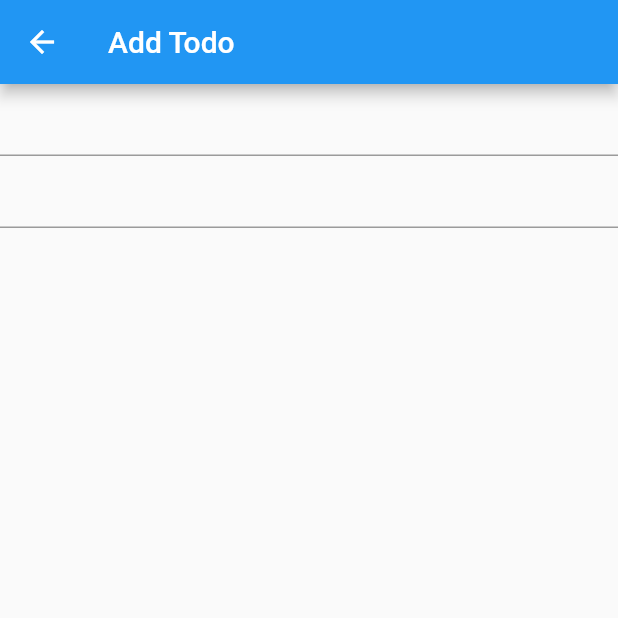
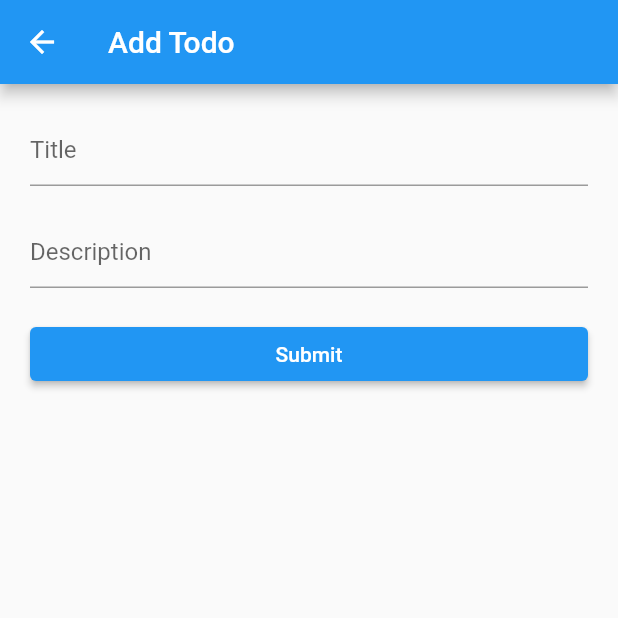
Before and after one commit to dedefaizzz/todo_list_data_lokal, a Flutter app: the AddTodoPage screen opened directly, on a phone screen of 412 x 824 dp, the top half of it. Run offline on Flutter 3.47's test engine with Material 2 defaults, Android fonts, the phone set to English and light mode, and no system bars.

Commit message:
submit todo (form handling)

```diff
--- a/lib/screens/add_page.dart
+++ b/lib/screens/add_page.dart
@@ -1,5 +1,4 @@
 import 'package:flutter/material.dart';
-import 'package:todo_list/constants/colors.dart';
 
 class AddTodoPage extends StatelessWidget {
   const AddTodoPage({super.key});
@@ -11,11 +10,28 @@ class AddTodoPage extends StatelessWidget {
         title: Text('Add Todo'),
       ),
       body: ListView(
+        padding: EdgeInsets.all(20),
         children: [
-          TextField(),
-          TextField(),
+          TextField(
+            decoration: InputDecoration(hintText: 'Title'),
+          ),
+          SizedBox(height: 20),
+          TextField(
+            decoration: InputDecoration(hintText: 'Description'),
+            keyboardType: TextInputType.multiline,
+            minLines: 1,
+            maxLines: 10,
+          ),
+          SizedBox(height: 20),
+          ElevatedButton(
+            onPressed: () {},
+            child: Text('Submit'),
+          )
         ],
       ),
     );
   }
+
+  // Form handling
+  void submitData() {}
 }
```
